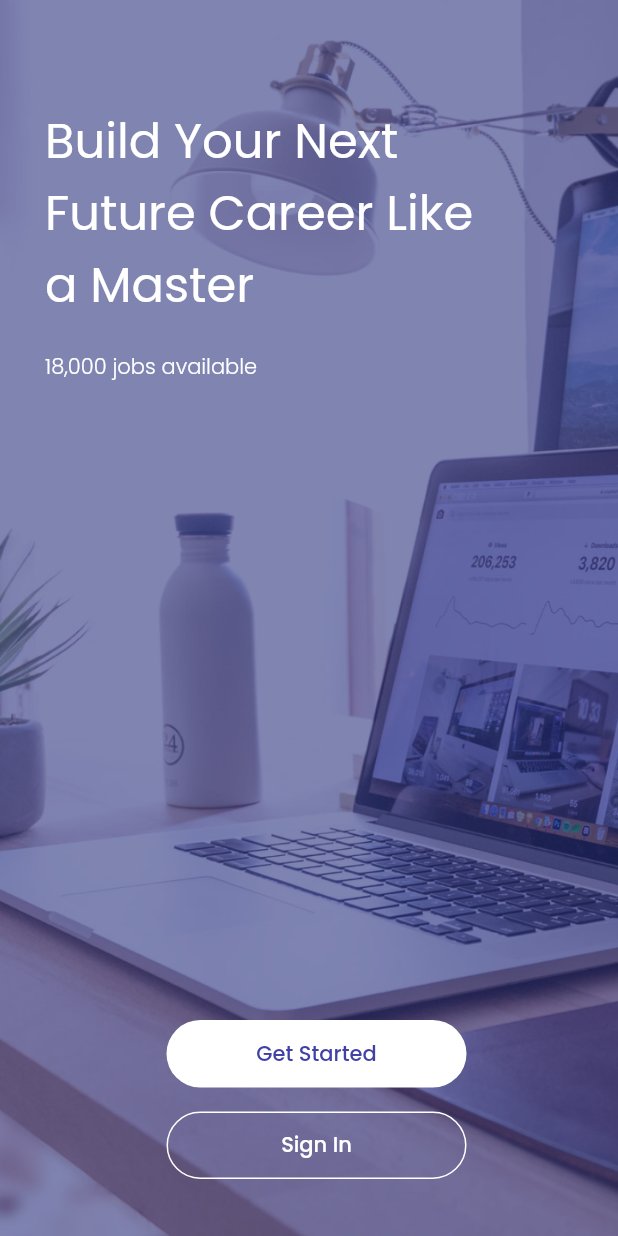
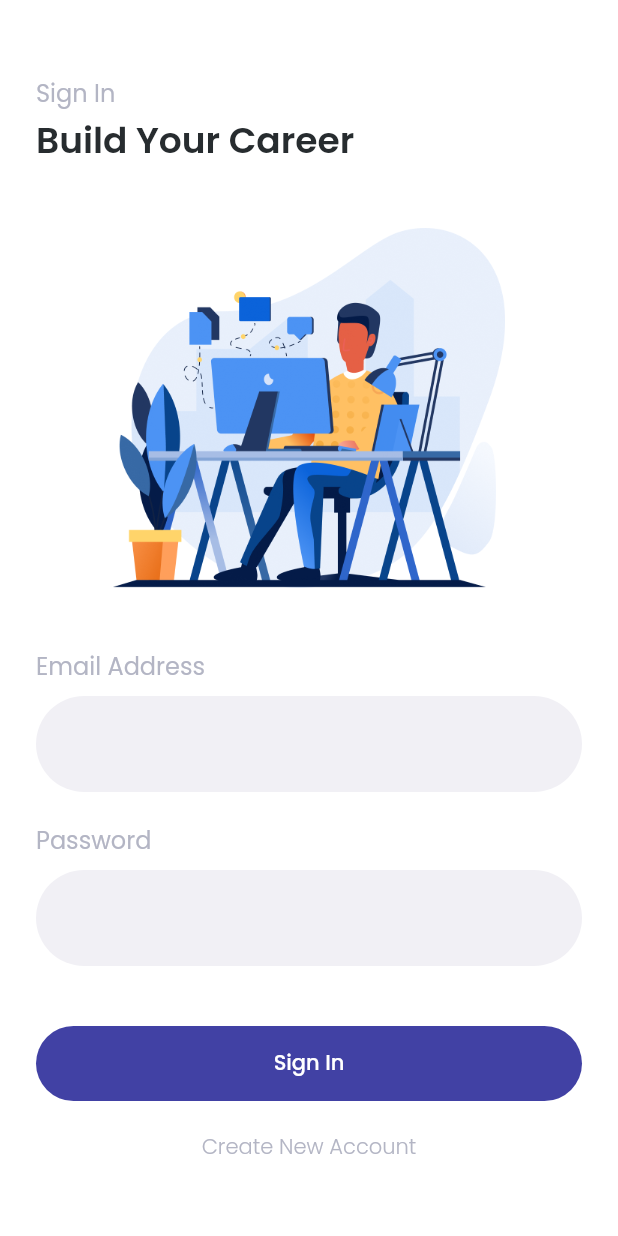
Before and after one commit to CrocoXXX/Future_Job_App, a Flutter app: the screen it shows after launch, after a tap on "Sign In", on a phone screen of 412 x 824 dp. Run offline on Flutter 3.47's test engine with Material 2 defaults, Android fonts, the phone set to English and light mode, and no system bars; our stand-ins replace email_validator, google_fonts.

Commit message:
Re-build Sign In Pages

```diff
--- a/lib/pages/onboarding_page.dart
+++ b/lib/pages/onboarding_page.dart
@@ -1,4 +1,5 @@
 import 'package:flutter/material.dart';
+import 'package:future_job_app/pages/signin_page.dart';
 import 'package:future_job_app/theme.dart';
 import 'package:google_fonts/google_fonts.dart';
 
@@ -67,7 +68,14 @@ class OnBoardingPage extends StatelessWidget {
                     height: 45,
                     margin: const EdgeInsets.only(top: 16),
                     child: OutlinedButton(
-                      onPressed: () {},
+                      onPressed: () {
+                        Navigator.push(
+                          context,
+                          MaterialPageRoute(
+                            builder: (context) => const SignInPage(),
+                          ),
+                        );
+                      },
                       style: OutlinedButton.styleFrom(
                         side: BorderSide(color: whiteColor),
                         shape: RoundedRectangleBorder(
--- a/lib/pages/signin_page.dart
+++ b/lib/pages/signin_page.dart
@@ -1,30 +1,27 @@
+import 'package:email_validator/email_validator.dart';
 import 'package:flutter/material.dart';
-import 'package:future_job_app/pages/signup_page.dart';
 import 'package:future_job_app/theme.dart';
 import 'package:google_fonts/google_fonts.dart';
-import 'package:email_validator/email_validator.dart';
 
-class SignIn extends StatefulWidget {
-  const SignIn({Key? key}) : super(key: key);
+class SignInPage extends StatefulWidget {
+  const SignInPage({Key? key}) : super(key: key);
 
   @override
-  State<SignIn> createState() => _SignInState();
+  State<SignInPage> createState() => _SignInPageState();
 }
 
-class _SignInState extends State<SignIn> {
+class _SignInPageState extends State<SignInPage> {
   bool isEmailValid = true;
 
   TextEditingController emailController = TextEditingController(text: '');
 
   @override
   Widget build(BuildContext context) {
-    return MaterialApp(
-      debugShowCheckedModeBanner: false,
-      home: Scaffold(
+    return Scaffold(
+      backgroundColor: whiteColor,
       body: SingleChildScrollView(
-          child: SafeArea(
         child: Padding(
-              padding: const EdgeInsets.only(top: 30, left: 24, right: 24),
+          padding: const EdgeInsets.only(top: 50, left: 24, right: 24),
           child: Column(
             crossAxisAlignment: CrossAxisAlignment.start,
             children: [
@@ -37,20 +34,18 @@ class _SignInState extends State<SignIn> {
                 'Build Your Career',
                 style: subtitleStyle,
               ),
-                  Padding(
-                    padding: const EdgeInsets.only(
-                      top: 40,
-                      right: 50,
-                      left: 50,
-                    ),
+              Center(
+                child: Padding(
+                  padding: const EdgeInsets.symmetric(vertical: 40),
                   child: Image.asset(
                     'assets/illustration1.png',
                     width: 262,
                     height: 240,
                   ),
                 ),
+              ),
               Padding(
-                    padding: const EdgeInsets.symmetric(vertical: 40),
+                padding: const EdgeInsets.only(bottom: 40),
                 child: Column(
                   crossAxisAlignment: CrossAxisAlignment.start,
                   children: [
@@ -90,13 +85,12 @@ class _SignInState extends State<SignIn> {
                         ),
                         hintText: '',
                       ),
-                          style: TextStyle(
+                      style: GoogleFonts.poppins(
+                        fontSize: 16,
                         color: isEmailValid ? purpleColor : redColor,
                       ),
                     ),
-                        const SizedBox(
-                          height: 20,
-                        ),
+                    const SizedBox(height: 20),
                     Text(
                       'Password',
                       style: titleStyle,
@@ -114,10 +108,14 @@ class _SignInState extends State<SignIn> {
                         focusedBorder: OutlineInputBorder(
                           borderRadius: BorderRadius.circular(100),
                           borderSide: BorderSide(
-                                color: isEmailValid ? purpleColor : redColor,
+                            color: purpleColor,
                           ),
                         ),
                         hintText: '',
+                      ),
+                      style: GoogleFonts.poppins(
+                        fontSize: 16,
+                        color: purpleColor,
                       ),
                     )
                   ],
@@ -141,31 +139,19 @@ class _SignInState extends State<SignIn> {
                   ),
                 ),
               ),
-                  Center(
+              Align(
                 child: InkWell(
-                      onTap: () {
-                        Navigator.push(
-                          context,
-                          MaterialPageRoute(
-                            builder: (context) => const SignUpPage(),
-                          ),
-                        );
-                      },
+                  onTap: () {},
                   child: Text(
                     'Create New Account',
                     style: GoogleFonts.poppins(
-                          color: greyColor,
+                      color: const Color(0xffB3B5C4),
                       fontWeight: FontWeight.w300,
                     ),
                   ),
                 ),
               ),
-                  const SizedBox(
-                    height: 80,
-                  )
             ],
-              ),
-            ),
           ),
         ),
       ),
--- a/lib/pages/signup_page.dart
+++ b/lib/pages/signup_page.dart
@@ -246,7 +246,7 @@ class _SignUpPageState extends State<SignUpPage> {
                                 Navigator.push(
                                   context,
                                   MaterialPageRoute(
-                                    builder: (context) => const SignIn(),
+                                    builder: (context) => const SignInPage(),
                                   ),
                                 );
                               },
--- a/lib/theme.dart
+++ b/lib/theme.dart
@@ -18,7 +18,6 @@ TextStyle splashStyle = GoogleFonts.poppins(
 TextStyle titleStyle = GoogleFonts.poppins(
   color: greyColor,
   fontSize: 16,
-  fontWeight: FontWeight.w400,
 );
 
 TextStyle subtitleStyle = GoogleFonts.poppins(
```
Lines whose indentation alone changed are shown as unchanged.
